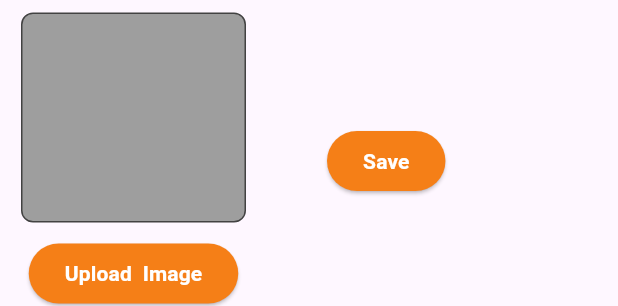
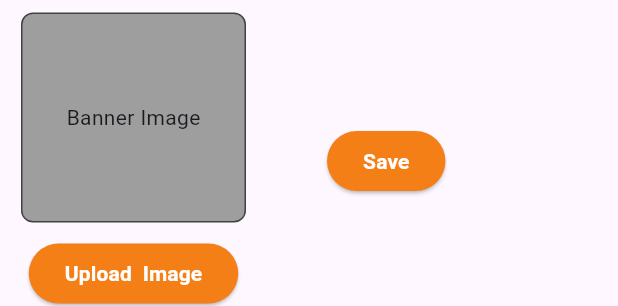
Before and after one commit to Daddy2054/ecomm_admin, a Flutter app: the UploadBannerScreen widget shown alone on an empty page, opened directly, on a phone screen of 412 x 824 dp. Shown: the part 139-445 px from the top of the screen. Run offline on Flutter 3.47's test engine with Material 3 defaults, Android fonts, the phone set to English and light mode, and no system bars; our stand-ins replace file_picker, firebase_core; missing offline and left inert: flutter_admin_scaffold; accounts and stored records are empty; statements that could not run were skipped.

Commit message:
38. Display Image

```diff
--- a/lib/views/screens/side_bar_screens/upload_banner_screen.dart
+++ b/lib/views/screens/side_bar_screens/upload_banner_screen.dart
@@ -63,13 +63,16 @@ class _UploadBannerScreenState extends State<UploadBannerScreen> {
                         ),
                         borderRadius: BorderRadius.circular(8),
                       ),
-                      // child: Center(
-                      //   child: _image != null
-                      //       ? Image.memory(_image)
-                      //       : Text(
-                      //           'Banner Image',
-                      //         ),
-                      // ),
+                      child: Center(
+                        child: _image != null
+                            ? Image.memory(
+                                _image,
+                                fit: BoxFit.cover,
+                              )
+                            : const Text(
+                                'Banner Image',
+                              ),
+                      ),
                     ),
                     const SizedBox(
                       height: 10,
```
